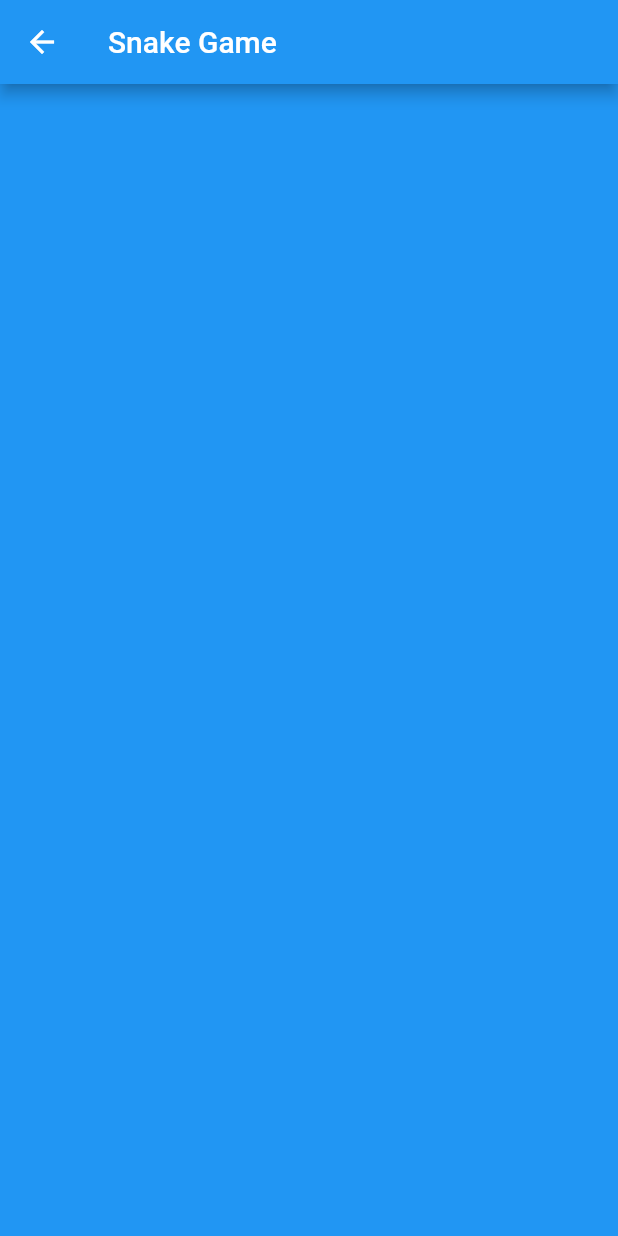
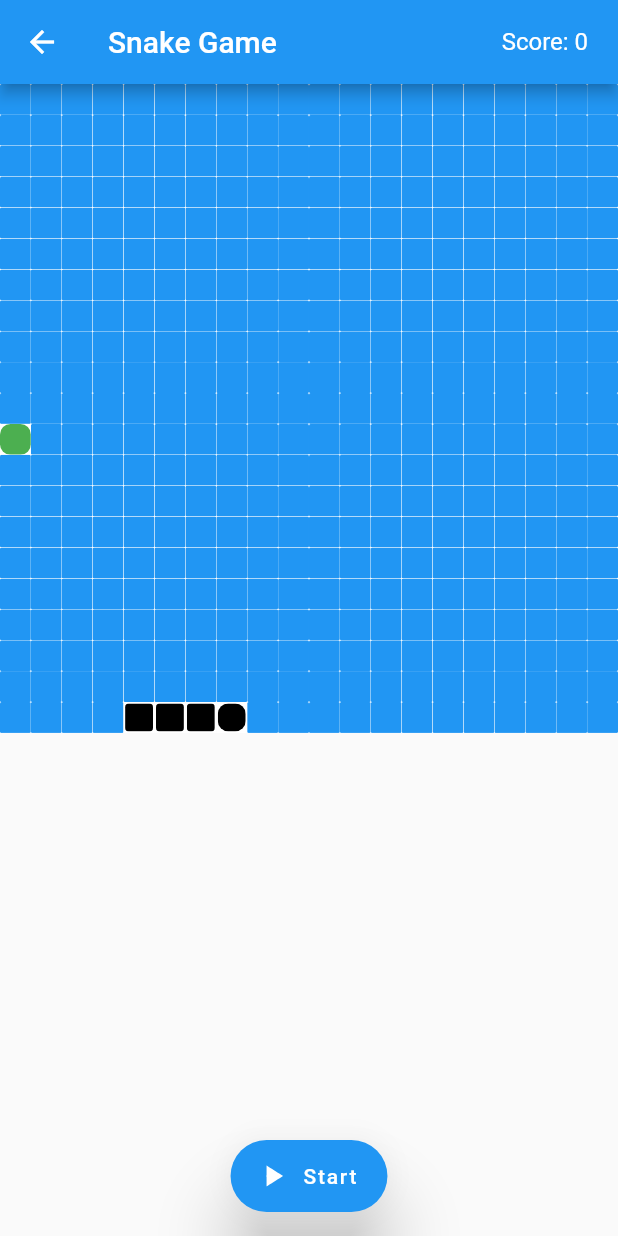
Before and after one commit to arzindani/flutter-snake-game, a Flutter app: the screen it shows after launch, after a tap on "Play", on a phone screen of 412 x 824 dp. Run offline on Flutter 3.47's test engine with Material 2 defaults, Android fonts, the phone set to English and light mode, and no system bars.

Commit message:
add game page

```diff
--- a/lib/game_page/game_page.dart
+++ b/lib/game_page/game_page.dart
@@ -10,24 +10,195 @@ class GamePage extends StatefulWidget {
   _GamePageState createState() => _GamePageState();
 }
 
-class _GamePageState extends State<GamePage> {
+class _GamePageState extends State<GamePage> with TickerProviderStateMixin {
+  late int _playerScore;
+  late bool _hasStarted;
+  late Animation<double> _snakeAnimation;
+  late AnimationController _snakeController;
+  List<int> _snake = [404, 405, 406, 407];
+  final int _noOfSquares = 400;
+  final Duration _duration = const Duration(milliseconds: 250);
+  final int _squareSize = 20;
+  late String _currentSnakeDirection;
+  late int _snakeFoodPosition;
+  Random _random = Random();
+
+  @override
+  void initState() {
+    super.initState();
+    _setUpGame();
+  }
+
+  void _setUpGame() {
+    _playerScore = 0;
+    _currentSnakeDirection = 'RIGHT';
+    _hasStarted = true;
+    do {
+      _snakeFoodPosition = _random.nextInt(_noOfSquares);
+    } while (_snake.contains(_snakeFoodPosition));
+    _snakeController = AnimationController(vsync: this, duration: _duration);
+    _snakeAnimation =
+        CurvedAnimation(curve: Curves.easeInOut, parent: _snakeController);
+  }
+
+  void _gameStart() {
+    Timer.periodic(const Duration(milliseconds: 250), (Timer timer) {
+      _updateSnake();
+      if (_hasStarted) {
+        timer.cancel();
+      }
+    });
+  }
+
+  bool _gameOver() {
+    for (int i = 0; i < _snake.length; i++) {
+      if (_snake.last == _snake[i]) {
+        return true;
+      }
+    }
+    return false;
+  }
+
+  void _updateSnake() {
+    if (!_hasStarted) {
+      setState(() {
+        _playerScore = (_snake.length - 4) * 100;
+        switch (_currentSnakeDirection) {
+          case 'UP':
+            if (_snake.last < _squareSize) {
+              _snake.add(
+                  _snake.last - _squareSize + (_noOfSquares + _squareSize));
+            } else {
+              _snake.add(_snake.last - _squareSize);
+            }
+          case 'DOWN':
+            if (_snake.last > _squareSize) {
+              _snake.add(
+                  _snake.last + _squareSize - (_noOfSquares + _squareSize));
+            } else {
+              _snake.add(_snake.last + _squareSize);
+            }
+          case 'LEFT':
+            if (_snake.last % _squareSize == 0) {
+              _snake.add(_snake.last - 1 + _squareSize);
+            } else {
+              _snake.add(_snake.last - 1);
+            }
+          case 'RIGHT':
+            if ((_snake.last + 1) % _squareSize == 0) {
+              _snake.add(_snake.last + 1 - _squareSize);
+            } else {
+              _snake.add(_snake.last + 1);
+            }
+        }
+
+        if (_snake.last != _snakeFoodPosition) {
+          _snake.removeAt(0);
+        } else {
+          do {
+            _snakeFoodPosition = _random.nextInt(_noOfSquares);
+          } while (_snake.contains(_snakeFoodPosition));
+        }
+
+        if (_gameOver()) {
+          setState(() {
+            _hasStarted = !_hasStarted;
+          });
+          const AlertDialog(
+              content: Text(
+            'Game Over',
+          ));
+        }
+      });
+    }
+  }
+
   @override
   Widget build(BuildContext context) {
     return Scaffold(
-        appBar: AppBar(
-          title: const Text('Snake Game'),
+      appBar: AppBar(
+        title: const Text(
+          'Snake Game',
+          style: TextStyle(color: Colors.white, fontSize: 20),
         ),
-        body: Container(
-            width: MediaQuery.of(context).size.width,
-            height: MediaQuery.of(context).size.height,
-            color: Colors.blue,
-            child: const Column(
-                mainAxisAlignment: MainAxisAlignment.center,
-                crossAxisAlignment: CrossAxisAlignment.center,
-                children: [
-                  SizedBox(
-                    height: 50,
-                  ),
-                ])));
+        actions: <Widget>[
+          Center(
+              child: Padding(
+                  padding: const EdgeInsets.symmetric(horizontal: 20),
+                  child: Text(
+                    'Score: $_playerScore',
+                    style: const TextStyle(fontSize: 16),
+                  )))
+        ],
+      ),
+      floatingActionButton: FloatingActionButton.extended(
+        onPressed: () {
+          setState(() {
+            if (_hasStarted) {
+              _snakeController.forward();
+            } else {
+              _snakeController.reverse();
+              _hasStarted = !_hasStarted;
+              _gameStart();
+            }
+          });
+        },
+        elevation: 20,
+        label: Text(_hasStarted ? 'Start' : 'Pause'),
+        icon: AnimatedIcon(
+            icon: AnimatedIcons.play_pause, progress: _snakeAnimation),
+      ),
+      floatingActionButtonLocation: FloatingActionButtonLocation.centerFloat,
+      body: Center(
+        child: GestureDetector(
+          onVerticalDragUpdate: (DragUpdateDetails drag) {
+            if (drag.delta.dy > 0 && _currentSnakeDirection != 'UP') {
+              _currentSnakeDirection = 'DOWN';
+            } else if (drag.delta.dy < 0 && _currentSnakeDirection != 'DOWN') {
+              _currentSnakeDirection = 'UP';
+            }
+          },
+          onHorizontalDragUpdate: (DragUpdateDetails drag) {
+            if (drag.delta.dx > 0 && _currentSnakeDirection != 'LEFT') {
+              _currentSnakeDirection = 'RIGHT';
+            } else if (drag.delta.dx < 0 && _currentSnakeDirection != 'RIGHT') {
+              _currentSnakeDirection = 'LEFT';
+            }
+          },
+          child: Container(
+              width: MediaQuery.of(context).size.width,
+              child: GridView.builder(
+                  itemCount: _squareSize + _noOfSquares,
+                  physics: const NeverScrollableScrollPhysics(),
+                  gridDelegate: SliverGridDelegateWithFixedCrossAxisCount(
+                      crossAxisCount: _squareSize),
+                  itemBuilder: (BuildContext context, int index) {
+                    return Center(
+                      child: Container(
+                        color: Colors.white,
+                        padding: _snake.contains(index)
+                            ? const EdgeInsets.all(1)
+                            : const EdgeInsets.all(0),
+                        child: ClipRRect(
+                          borderRadius: index == _snakeFoodPosition ||
+                                  index == _snake.last
+                              ? BorderRadius.circular(7)
+                              : _snake.contains(index)
+                                  ? BorderRadius.circular(2.5)
+                                  : BorderRadius.circular(1),
+                          child: Container(
+                            color: _snake.contains(index)
+                                ? Colors.black
+                                : index == _snakeFoodPosition
+                                    ? Colors.green
+                                    : Colors.blue,
+                          ),
+                        ),
+                      ),
+                    );
+                  })),
+        ),
+      ),
+    );
   }
 }
```
